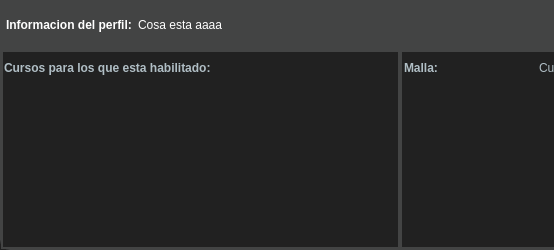
Old version of the form view/ui_files/perfil_information.ui in the repository viterialexis12-design/Malla; both pictures show x 0 to 554 and y 0 to 250 of the 800 by 250 pixel window.
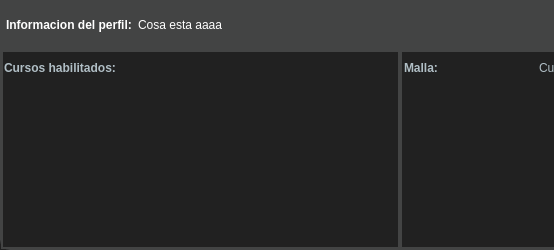
New version of the form. Icons and pictures are not drawn.

```diff
--- a/view/ui_files/perfil_information.ui
+++ b/view/ui_files/perfil_information.ui
@@ -222,7 +222,7 @@
          <item>
           <widget class="QLabel" name="label_cursos_habilitados">
            <property name="text">
-            <string>Cursos para los que esta habilitado:</string>
+            <string>Cursos habilitados:</string>
            </property>
           </widget>
          </item>
```
